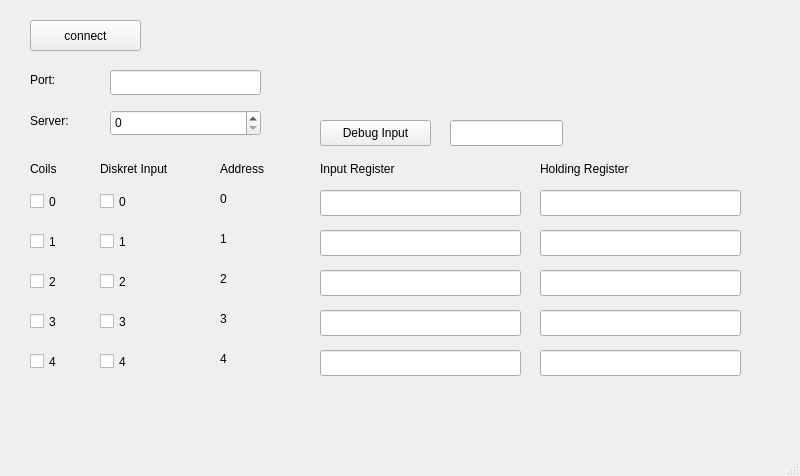
xiaomajsj/ModbusTcpTest, file mainwindow.ui: the form before one commit.
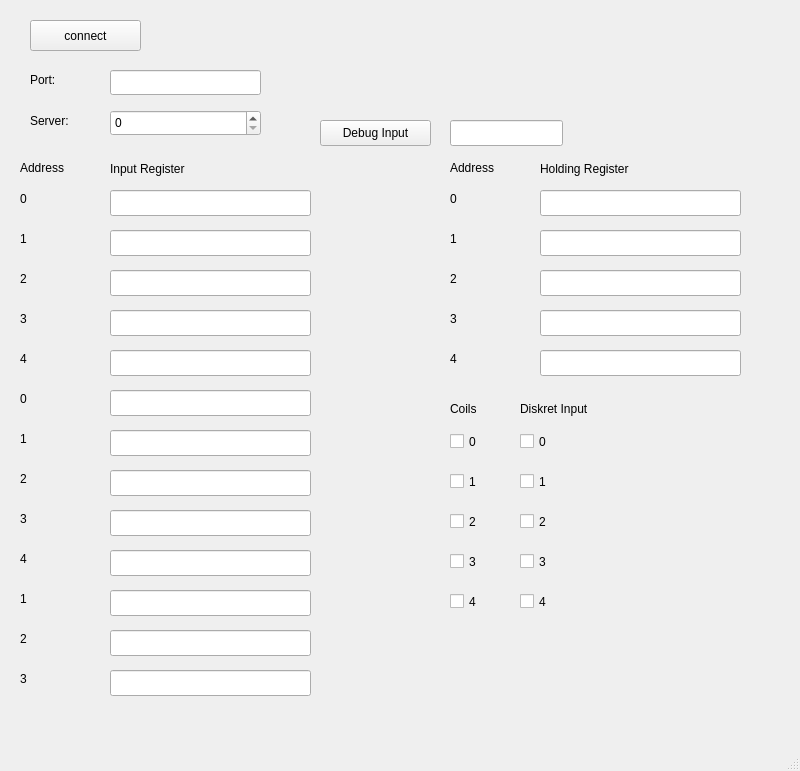
The form after the commit.

Diff of the .ui file:
```diff
--- a/mainwindow.ui
+++ b/mainwindow.ui
@@ -7,7 +7,7 @@
     <x>0</x>
     <y>0</y>
     <width>800</width>
-    <height>476</height>
+    <height>771</height>
    </rect>
   </property>
   <property name="windowTitle">
@@ -53,8 +53,8 @@
    <widget class="QCheckBox" name="Coil0">
     <property name="geometry">
      <rect>
-      <x>30</x>
-      <y>190</y>
+      <x>450</x>
+      <y>430</y>
       <width>92</width>
       <height>23</height>
      </rect>
@@ -66,8 +66,8 @@
    <widget class="QCheckBox" name="Coil1">
     <property name="geometry">
      <rect>
-      <x>30</x>
-      <y>230</y>
+      <x>450</x>
+      <y>470</y>
       <width>92</width>
       <height>23</height>
      </rect>
@@ -79,8 +79,8 @@
    <widget class="QCheckBox" name="Coil2">
     <property name="geometry">
      <rect>
-      <x>30</x>
-      <y>270</y>
+      <x>450</x>
+      <y>510</y>
       <width>92</width>
       <height>23</height>
      </rect>
@@ -92,8 +92,8 @@
    <widget class="QCheckBox" name="Coil3">
     <property name="geometry">
      <rect>
-      <x>30</x>
-      <y>310</y>
+      <x>450</x>
+      <y>550</y>
       <width>92</width>
       <height>23</height>
      </rect>
@@ -105,8 +105,8 @@
    <widget class="QCheckBox" name="Coil4">
     <property name="geometry">
      <rect>
-      <x>30</x>
-      <y>350</y>
+      <x>450</x>
+      <y>590</y>
       <width>92</width>
       <height>23</height>
      </rect>
@@ -118,8 +118,8 @@
    <widget class="QLabel" name="label_2">
     <property name="geometry">
      <rect>
-      <x>30</x>
-      <y>160</y>
+      <x>450</x>
+      <y>400</y>
       <width>67</width>
       <height>17</height>
      </rect>
@@ -131,8 +131,8 @@
    <widget class="QCheckBox" name="DisInput0">
     <property name="geometry">
      <rect>
-      <x>100</x>
-      <y>190</y>
+      <x>520</x>
+      <y>430</y>
       <width>92</width>
       <height>23</height>
      </rect>
@@ -144,8 +144,8 @@
    <widget class="QCheckBox" name="DisInput1">
     <property name="geometry">
      <rect>
-      <x>100</x>
-      <y>230</y>
+      <x>520</x>
+      <y>470</y>
       <width>92</width>
       <height>23</height>
      </rect>
@@ -157,8 +157,8 @@
    <widget class="QCheckBox" name="DisInput2">
     <property name="geometry">
      <rect>
-      <x>100</x>
-      <y>270</y>
+      <x>520</x>
+      <y>510</y>
       <width>92</width>
       <height>23</height>
      </rect>
@@ -170,8 +170,8 @@
    <widget class="QCheckBox" name="DisInput3">
     <property name="geometry">
      <rect>
-      <x>100</x>
-      <y>310</y>
+      <x>520</x>
+      <y>550</y>
       <width>92</width>
       <height>23</height>
      </rect>
@@ -183,8 +183,8 @@
    <widget class="QCheckBox" name="DisInput4">
     <property name="geometry">
      <rect>
-      <x>100</x>
-      <y>350</y>
+      <x>520</x>
+      <y>590</y>
       <width>92</width>
       <height>23</height>
      </rect>
@@ -196,8 +196,8 @@
    <widget class="QLabel" name="label_3">
     <property name="geometry">
      <rect>
-      <x>100</x>
-      <y>160</y>
+      <x>520</x>
+      <y>400</y>
       <width>101</width>
       <height>17</height>
      </rect>
@@ -209,10 +209,10 @@
    <widget class="QLabel" name="label_4">
     <property name="geometry">
      <rect>
-      <x>220</x>
+      <x>450</x>
       <y>160</y>
       <width>67</width>
-      <height>17</height>
+      <height>16</height>
      </rect>
     </property>
     <property name="text">
@@ -222,7 +222,7 @@
    <widget class="QLabel" name="label_5">
     <property name="geometry">
      <rect>
-      <x>220</x>
+      <x>450</x>
       <y>190</y>
       <width>67</width>
       <height>17</height>
@@ -235,7 +235,7 @@
    <widget class="QLabel" name="label_6">
     <property name="geometry">
      <rect>
-      <x>220</x>
+      <x>450</x>
       <y>230</y>
       <width>67</width>
       <height>17</height>
@@ -248,7 +248,7 @@
    <widget class="QLabel" name="label_7">
     <property name="geometry">
      <rect>
-      <x>220</x>
+      <x>450</x>
       <y>270</y>
       <width>67</width>
       <height>17</height>
@@ -261,7 +261,7 @@
    <widget class="QLabel" name="label_8">
     <property name="geometry">
      <rect>
-      <x>220</x>
+      <x>450</x>
       <y>310</y>
       <width>67</width>
       <height>17</height>
@@ -274,7 +274,7 @@
    <widget class="QLabel" name="label_9">
     <property name="geometry">
      <rect>
-      <x>220</x>
+      <x>450</x>
       <y>350</y>
       <width>67</width>
       <height>17</height>
@@ -287,7 +287,7 @@
    <widget class="QLabel" name="label_10">
     <property name="geometry">
      <rect>
-      <x>320</x>
+      <x>110</x>
       <y>160</y>
       <width>121</width>
       <height>17</height>
@@ -323,7 +323,7 @@
    <widget class="QLineEdit" name="InputRegister1000">
     <property name="geometry">
      <rect>
-      <x>320</x>
+      <x>110</x>
       <y>190</y>
       <width>201</width>
       <height>26</height>
@@ -333,7 +333,7 @@
    <widget class="QLineEdit" name="InputRegister1001">
     <property name="geometry">
      <rect>
-      <x>320</x>
+      <x>110</x>
       <y>230</y>
       <width>201</width>
       <height>26</height>
@@ -343,7 +343,7 @@
    <widget class="QLineEdit" name="InputRegister1002">
     <property name="geometry">
      <rect>
-      <x>320</x>
+      <x>110</x>
       <y>270</y>
       <width>201</width>
       <height>26</height>
@@ -353,7 +353,7 @@
    <widget class="QLineEdit" name="InputRegister1100">
     <property name="geometry">
      <rect>
-      <x>320</x>
+      <x>110</x>
       <y>310</y>
       <width>201</width>
       <height>26</height>
@@ -363,7 +363,7 @@
    <widget class="QLineEdit" name="InputRegister1200">
     <property name="geometry">
      <rect>
-      <x>320</x>
+      <x>110</x>
       <y>350</y>
       <width>201</width>
       <height>26</height>
@@ -456,6 +456,268 @@
      </rect>
     </property>
    </widget>
+   <widget class="QLineEdit" name="InputRegister1300">
+    <property name="geometry">
+     <rect>
+      <x>110</x>
+      <y>390</y>
+      <width>201</width>
+      <height>26</height>
+     </rect>
+    </property>
+   </widget>
+   <widget class="QLineEdit" name="InputRegister1400">
+    <property name="geometry">
+     <rect>
+      <x>110</x>
+      <y>430</y>
+      <width>201</width>
+      <height>26</height>
+     </rect>
+    </property>
+   </widget>
+   <widget class="QLineEdit" name="InputRegister1500">
+    <property name="geometry">
+     <rect>
+      <x>110</x>
+      <y>470</y>
+      <width>201</width>
+      <height>26</height>
+     </rect>
+    </property>
+   </widget>
+   <widget class="QLineEdit" name="InputRegister1700">
+    <property name="geometry">
+     <rect>
+      <x>110</x>
+      <y>510</y>
+      <width>201</width>
+      <height>26</height>
+     </rect>
+    </property>
+   </widget>
+   <widget class="QLineEdit" name="InputRegister1800">
+    <property name="geometry">
+     <rect>
+      <x>110</x>
+      <y>550</y>
+      <width>201</width>
+      <height>26</height>
+     </rect>
+    </property>
+   </widget>
+   <widget class="QLineEdit" name="InputRegister1900">
+    <property name="geometry">
+     <rect>
+      <x>110</x>
+      <y>590</y>
+      <width>201</width>
+      <height>26</height>
+     </rect>
+    </property>
+   </widget>
+   <widget class="QLineEdit" name="InputRegister2000">
+    <property name="geometry">
+     <rect>
+      <x>110</x>
+      <y>630</y>
+      <width>201</width>
+      <height>26</height>
+     </rect>
+    </property>
+   </widget>
+   <widget class="QLabel" name="InputRegisterLabel4">
+    <property name="geometry">
+     <rect>
+      <x>20</x>
+      <y>350</y>
+      <width>67</width>
+      <height>17</height>
+     </rect>
+    </property>
+    <property name="text">
+     <string>4</string>
+    </property>
+   </widget>
+   <widget class="QLabel" name="InputRegisterLabel3">
+    <property name="geometry">
+     <rect>
+      <x>20</x>
+      <y>310</y>
+      <width>67</width>
+      <height>17</height>
+     </rect>
+    </property>
+    <property name="text">
+     <string>3</string>
+    </property>
+   </widget>
+   <widget class="QLabel" name="InputRegisterLabel2">
+    <property name="geometry">
+     <rect>
+      <x>20</x>
+      <y>270</y>
+      <width>67</width>
+      <height>17</height>
+     </rect>
+    </property>
+    <property name="text">
+     <string>2</string>
+    </property>
+   </widget>
+   <widget class="QLabel" name="label_16">
+    <property name="geometry">
+     <rect>
+      <x>20</x>
+      <y>160</y>
+      <width>67</width>
+      <height>16</height>
+     </rect>
+    </property>
+    <property name="text">
+     <string>Address</string>
+    </property>
+   </widget>
+   <widget class="QLabel" name="InputRegisterLabel0">
+    <property name="geometry">
+     <rect>
+      <x>20</x>
+      <y>190</y>
+      <width>67</width>
+      <height>17</height>
+     </rect>
+    </property>
+    <property name="text">
+     <string>0</string>
+    </property>
+   </widget>
+   <widget class="QLabel" name="InputRegisterLabel1">
+    <property name="geometry">
+     <rect>
+      <x>20</x>
+      <y>230</y>
+      <width>67</width>
+      <height>17</height>
+     </rect>
+    </property>
+    <property name="text">
+     <string>1</string>
+    </property>
+   </widget>
+   <widget class="QLineEdit" name="InputRegister1111">
+    <property name="geometry">
+     <rect>
+      <x>110</x>
+      <y>670</y>
+      <width>201</width>
+      <height>26</height>
+     </rect>
+    </property>
+   </widget>
+   <widget class="QLabel" name="InputRegisterLabel7">
+    <property name="geometry">
+     <rect>
+      <x>20</x>
+      <y>470</y>
+      <width>67</width>
+      <height>17</height>
+     </rect>
+    </property>
+    <property name="text">
+     <string>2</string>
+    </property>
+   </widget>
+   <widget class="QLabel" name="InputRegisterLabel5">
+    <property name="geometry">
+     <rect>
+      <x>20</x>
+      <y>390</y>
+      <width>67</width>
+      <height>17</height>
+     </rect>
+    </property>
+    <property name="text">
+     <string>0</string>
+    </property>
+   </widget>
+   <widget class="QLabel" name="InputRegisterLabel8">
+    <property name="geometry">
+     <rect>
+      <x>20</x>
+      <y>510</y>
+      <width>67</width>
+      <height>17</height>
+     </rect>
+    </property>
+    <property name="text">
+     <string>3</string>
+    </property>
+   </widget>
+   <widget class="QLabel" name="InputRegisterLabel9">
+    <property name="geometry">
+     <rect>
+      <x>20</x>
+      <y>550</y>
+      <width>67</width>
+      <height>17</height>
+     </rect>
+    </property>
+    <property name="text">
+     <string>4</string>
+    </property>
+   </widget>
+   <widget class="QLabel" name="InputRegisterLabel6">
+    <property name="geometry">
+     <rect>
+      <x>20</x>
+      <y>430</y>
+      <width>67</width>
+      <height>17</height>
+     </rect>
+    </property>
+    <property name="text">
+     <string>1</string>
+    </property>
+   </widget>
+   <widget class="QLabel" name="InputRegisterLabel11">
+    <property name="geometry">
+     <rect>
+      <x>20</x>
+      <y>630</y>
+      <width>67</width>
+      <height>17</height>
+     </rect>
+    </property>
+    <property name="text">
+     <string>2</string>
+    </property>
+   </widget>
+   <widget class="QLabel" name="InputRegisterLabel12">
+    <property name="geometry">
+     <rect>
+      <x>20</x>
+      <y>670</y>
+      <width>67</width>
+      <height>17</height>
+     </rect>
+    </property>
+    <property name="text">
+     <string>3</string>
+    </property>
+   </widget>
+   <widget class="QLabel" name="InputRegisterLabel10">
+    <property name="geometry">
+     <rect>
+      <x>20</x>
+      <y>590</y>
+      <width>67</width>
+      <height>17</height>
+     </rect>
+    </property>
+    <property name="text">
+     <string>1</string>
+    </property>
+   </widget>
   </widget>
   <widget class="QMenuBar" name="menubar">
    <property name="geometry">
```
Left out of the diff: 10 changed lines with no effect on the pictures.
